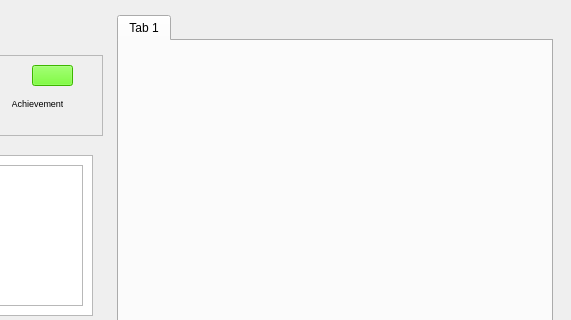
Above: ui/mainwindow.ui from code-monke/COMP3004B-Team-Project before the change; both pictures show x 163 to 734 and y 0 to 320 of the 734 by 623 pixel window. Below: the same form after it.
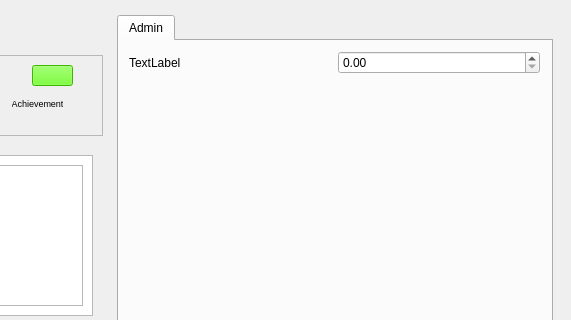
That is the form after the change. Icons and pictures are not drawn.

What changed in the file:
```diff
--- a/ui/mainwindow.ui
+++ b/ui/mainwindow.ui
@@ -455,8 +455,47 @@
        </property>
        <widget class="QWidget" name="adminTab">
         <attribute name="title">
-         <string>Tab 1</string>
+         <string>Admin</string>
         </attribute>
+        <widget class="QWidget" name="verticalLayoutWidget">
+         <property name="geometry">
+          <rect>
+           <x>10</x>
+           <y>10</y>
+           <width>411</width>
+           <height>541</height>
+          </rect>
+         </property>
+         <layout class="QVBoxLayout" name="adminTabVBoxLayout">
+          <item>
+           <layout class="QGridLayout" name="adminTabGridLayout">
+            <item row="0" column="1">
+             <widget class="QDoubleSpinBox" name="batteryLevelAdminSpinBox"/>
+            </item>
+            <item row="0" column="0">
+             <widget class="QLabel" name="batteryLevelAdminLabel">
+              <property name="text">
+               <string>TextLabel</string>
+              </property>
+             </widget>
+            </item>
+            <item row="1" column="0">
+             <spacer name="verticalSpacer">
+              <property name="orientation">
+               <enum>Qt::Vertical</enum>
+              </property>
+              <property name="sizeHint" stdset="0">
+               <size>
+                <width>20</width>
+                <height>40</height>
+               </size>
+              </property>
+             </spacer>
+            </item>
+           </layout>
+          </item>
+         </layout>
+        </widget>
        </widget>
       </widget>
      </item>
```
